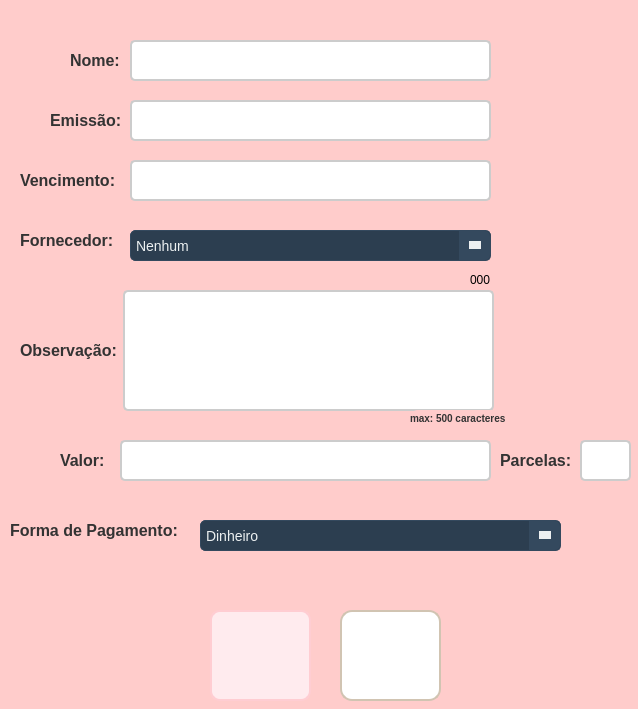
The window that frm_DadosContas.ui (ArielAraujo18/ErpSistema) describes before a commit, drawn with Qt 5.
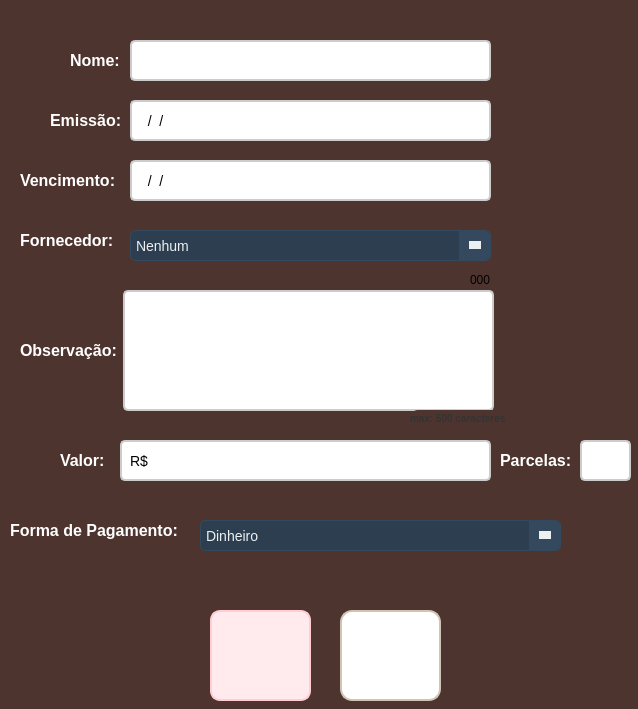
The same window after the commit. Icons and pictures are not drawn.

```diff
--- a/frm_DadosContas.ui
+++ b/frm_DadosContas.ui
@@ -15,7 +15,7 @@
   </property>
   <property name="styleSheet">
    <string notr="true">QWidget {
-    background-color: #FFCCCB;
+    background-color: #4E342E;
     border-radius: 8px;
 }</string>
   </property>
@@ -31,7 +31,7 @@
    <property name="styleSheet">
     <string notr="true">QLabel {
     font-size: 16px;
-    color: #333333;
+    color: #FFFFFF;
     font-weight: bold;
     text-shadow: 1px 1px 2px rgba(0, 0, 0, 0.4);
 }
@@ -80,7 +80,7 @@
    <property name="styleSheet">
     <string notr="true">QLabel {
     font-size: 16px;
-    color: #333333;
+    color: #FFFFFF;
     font-weight: bold;
     text-shadow: 1px 1px 2px rgba(0, 0, 0, 0.4);
 }
@@ -102,7 +102,7 @@
    <property name="styleSheet">
     <string notr="true">QLabel {
     font-size: 16px;
-    color: #333333;
+    color: #FFFFFF;
     font-weight: bold;
     text-shadow: 1px 1px 2px rgba(0, 0, 0, 0.4);
 }
@@ -184,10 +184,10 @@
 </string>
    </property>
    <property name="inputMask">
-    <string>00000000000000000000000000000000000000000000000000</string>
+    <string>00/00/0000</string>
    </property>
    <property name="text">
-    <string/>
+    <string>//</string>
    </property>
   </widget>
   <widget class="QLineEdit" name="txt_vencimento">
@@ -216,6 +216,9 @@
 }
 </string>
    </property>
+   <property name="inputMask">
+    <string>00/00/0000</string>
+   </property>
   </widget>
   <widget class="QLabel" name="lbl_Fornecedor">
    <property name="geometry">
@@ -229,7 +232,7 @@
    <property name="styleSheet">
     <string notr="true">QLabel {
     font-size: 16px;
-    color: #333333;
+    color: #FFFFFF;
     font-weight: bold;
     text-shadow: 1px 1px 2px rgba(0, 0, 0, 0.4);
 }
@@ -251,7 +254,7 @@
    <property name="styleSheet">
     <string notr="true">QLabel {
     font-size: 16px;
-    color: #333333;
+    color: #FFFFFF;
     font-weight: bold;
     text-shadow: 1px 1px 2px rgba(0, 0, 0, 0.4);
 }
@@ -500,7 +503,7 @@
    <property name="styleSheet">
     <string notr="true">QLabel {
     font-size: 16px;
-    color: #333333;
+    color: #FFFFFF;
     font-weight: bold;
     text-shadow: 1px 1px 2px rgba(0, 0, 0, 0.4);
 }
@@ -536,6 +539,9 @@
 }
 </string>
    </property>
+   <property name="inputMask">
+    <string>R$</string>
+   </property>
   </widget>
   <widget class="QPushButton" name="btn_cadastrar_2">
    <property name="geometry">
@@ -589,7 +595,7 @@
    <property name="styleSheet">
     <string notr="true">QLabel {
     font-size: 16px;
-    color: #333333;
+    color: #FFFFFF;
     font-weight: bold;
     text-shadow: 1px 1px 2px rgba(0, 0, 0, 0.4);
 }
@@ -638,7 +644,7 @@
    <property name="styleSheet">
     <string notr="true">QLabel {
     font-size: 16px;
-    color: #333333;
+    color: #FFFFFF;
     font-weight: bold;
     text-shadow: 1px 1px 2px rgba(0, 0, 0, 0.4);
 }
```
